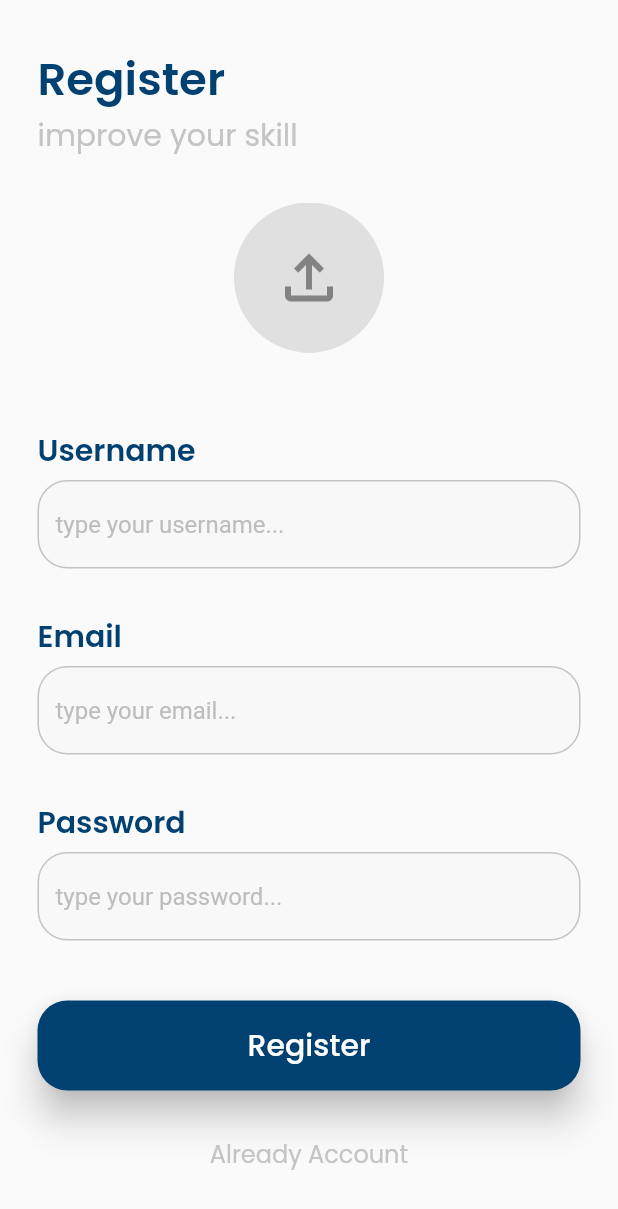
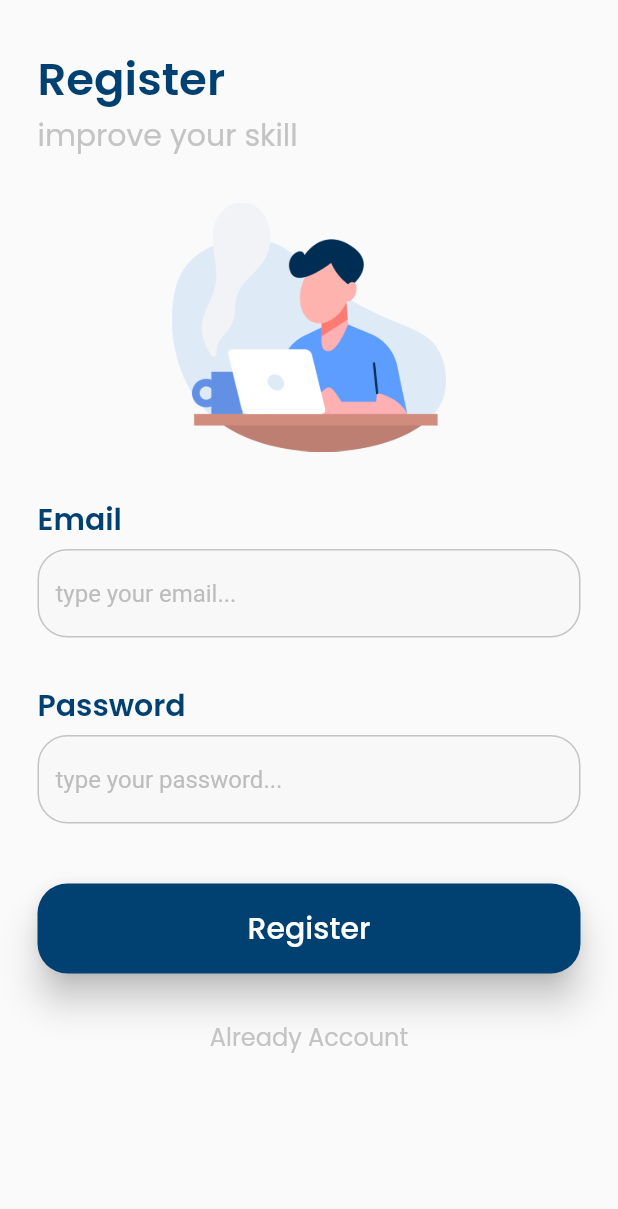
Before and after one commit to FiDiSoft/KamusQ, a Flutter app: the RegisterPage screen opened directly, on a phone screen of 412 x 824 dp. Shown: the top 1209 px of the screen. Run offline on Flutter 3.47's test engine with Material 2 defaults, Android fonts, the phone set to English and light mode, and no system bars; our stand-ins replace email_validator, firebase_auth, firebase_core, google_fonts, lottie; accounts and stored records are empty.

Commit message:
modified register page

```diff
--- a/lib/pages/main_page.dart
+++ b/lib/pages/main_page.dart
@@ -1,6 +1,7 @@
 import 'package:firebase_auth/firebase_auth.dart';
 import 'package:flutter/material.dart';
 import 'package:kamusq/models/auth_services.dart';
+import 'package:kamusq/pages/add_page.dart';
 import 'package:kamusq/theme.dart';
 import 'package:kamusq/widgets/listview.dart';
 
@@ -17,7 +18,9 @@ class MainPage extends StatelessWidget {
             elevation: 0,
             iconTheme: IconThemeData(color: Colors.white)),
         floatingActionButton: FloatingActionButton(
-            onPressed: () {},
+            onPressed: () {
+              Navigator.push(context, MaterialPageRoute(builder: (context) => AddPage()));
+            },
             child: const Icon(Icons.add),
             backgroundColor: yellow),
         drawer: Drawer(
@@ -86,6 +89,7 @@ class MainPage extends StatelessWidget {
           ],
         )),
         body: SafeArea(
+            child: SingleChildScrollView(
           child: Column(
             crossAxisAlignment: CrossAxisAlignment.start,
             children: [
@@ -107,7 +111,7 @@ class MainPage extends StatelessWidget {
                         Row(
                           children: [
                             Text(
-                            'Hello, \nAjeng Hidayati',
+                              'Hello, \nLearner',
                               style: whiteTextStyle.copyWith(
                                   fontSize: 25, fontWeight: medium),
                             ),
@@ -147,20 +151,21 @@ class MainPage extends StatelessWidget {
                 width: double.infinity,
                 height: 460,
                 child: ListView.builder(
-                itemBuilder: (context, index){
+                  itemBuilder: (context, index) {
                     return InkWell(
-                    onTap: (){
-
-                    },
+                      onTap: () {},
                       child: Card(
                         color: blue,
+                        elevation: 5,
                         margin: EdgeInsets.all(20),
                         shape: RoundedRectangleBorder(
-                        borderRadius: BorderRadius.circular(20)
-                      ),
+                            borderRadius: BorderRadius.circular(20)),
                         child: Padding(
                           padding: const EdgeInsets.all(20.0),
-                        child: Text("Apple", style: whiteTextStyle.copyWith(fontSize: 20),),
+                          child: Text(
+                            "Apple",
+                            style: whiteTextStyle.copyWith(fontSize: 20),
+                          ),
                         ),
                       ),
                     );
@@ -168,6 +173,7 @@ class MainPage extends StatelessWidget {
                 ),
               )
             ],
+          ),
         )));
   }
 }
--- a/lib/pages/register_page.dart
+++ b/lib/pages/register_page.dart
@@ -41,40 +41,14 @@ class _RegisterPageState extends State<RegisterPage> {
                   SizedBox(
                     height: 30,
                   ),
-                  InkWell(
-                    onTap: () {},
-                    child: Center(
-                        child: Image.asset(
-                      'assets/upload.png',
-                      height: 100,
-                      width: 100,
-                    )),
-                  ),
-                  SizedBox(
-                    height: 50,
-                  ),
-                  Text(
-                    'Username',
-                    style: blueTextStyle.copyWith(
-                        fontWeight: semiBold, fontSize: 20),
-                  ),
-                  SizedBox(
-                    height: 5,
-                  ),
-                  TextFormField(
-                    decoration: InputDecoration(
-                        fillColor: inputColor,
-                        filled: true,
-                        hintText: 'type your username...',
-                        hintStyle: TextStyle(color: hintColor),
-                        enabledBorder: OutlineInputBorder(
-                            borderRadius: BorderRadius.circular(20),
-                            borderSide: BorderSide(color: grey)),
-                        focusedBorder: OutlineInputBorder(
-                            borderRadius: BorderRadius.circular(20),
-                            borderSide: BorderSide(color: blue))),
-                  ),
-                  SizedBox(
+                  Center(
+                child: Image.asset(
+                  'assets/person.png',
+                  width: 183,
+                  height: 166,
+                ),
+              ),
+              SizedBox(
                     height: 30,
                   ),
                   Text(
```
Lines whose indentation alone changed are shown as unchanged.
